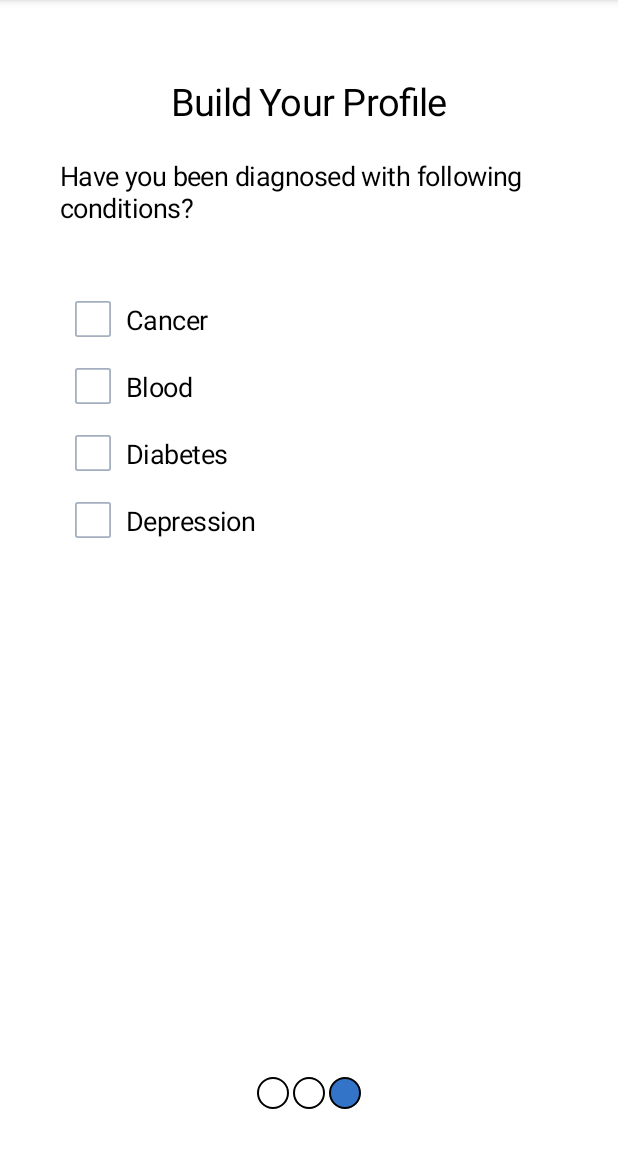
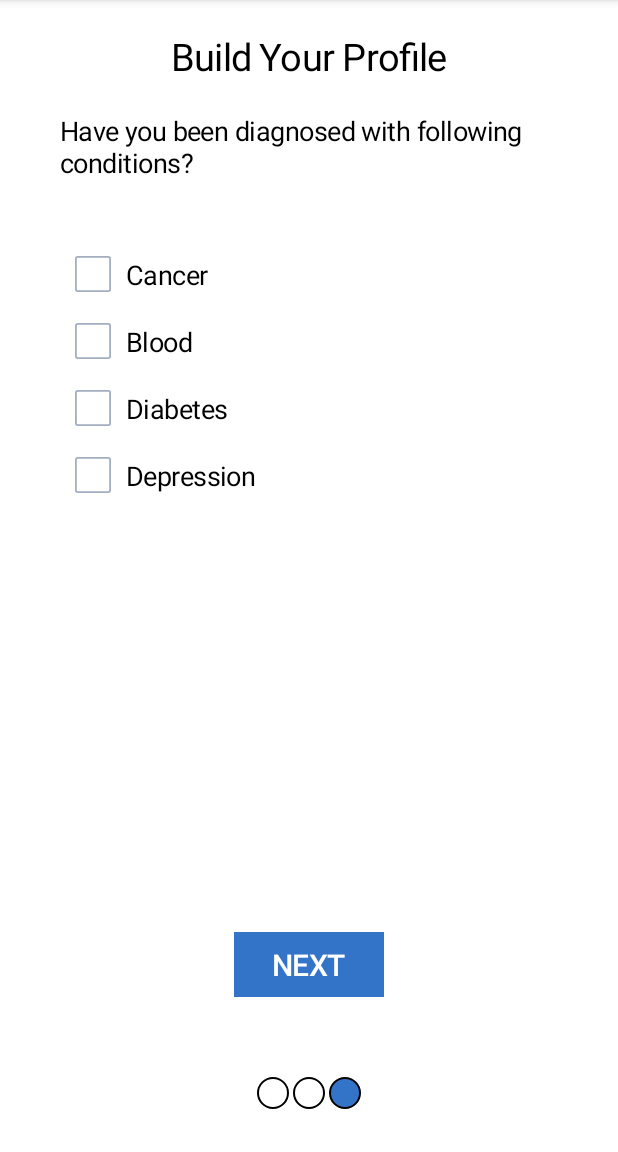
Before and after one commit to kotibabug/medidata-gch, an Android app: the BuildProfileFragment screen opened directly, with no data from a screen before it, item 3 of the bottom bar chosen, on a phone screen of 412 x 824 dp, the part 84-1236 px from its top. Run offline under Robolectric (Android 15) with nearby library versions, the phone set to English and light mode, and no system bars.

Commit message:
fixed next button align

```diff
--- a/app/src/main/res/layout/fragment_build_profile.xml
+++ b/app/src/main/res/layout/fragment_build_profile.xml
@@ -13,7 +13,7 @@
             android:layout_height="wrap_content"
             android:text="Build Your Profile"
             style="@style/Header"
-            android:layout_marginTop="50dp"
+            android:layout_marginTop="20dp"
             app:layout_constraintStart_toStartOf="parent"
             app:layout_constraintEnd_toEndOf="parent"
             app:layout_constraintTop_toTopOf="parent" />
--- a/app/src/main/res/layout/fragment_conditions.xml
+++ b/app/src/main/res/layout/fragment_conditions.xml
@@ -13,7 +13,7 @@
             android:layout_height="wrap_content"
             android:text="Build Your Profile"
             style="@style/Header"
-            android:layout_marginTop="50dp"
+            android:layout_marginTop="20dp"
             app:layout_constraintStart_toStartOf="parent"
             app:layout_constraintEnd_toEndOf="parent"
             app:layout_constraintTop_toTopOf="parent" />
@@ -120,4 +120,17 @@
 
     </LinearLayout>
 
+    <TextView
+            android:id="@+id/btn_next"
+            android:layout_width="wrap_content"
+            android:layout_height="wrap_content"
+            style="@style/LoginButton"
+            android:text="Next"
+            android:paddingStart="25dp"
+            android:paddingEnd="25dp"
+            android:layout_marginBottom="40dp"
+            app:layout_constraintStart_toStartOf="parent"
+            app:layout_constraintEnd_toEndOf="parent"
+            app:layout_constraintBottom_toBottomOf="parent" />
+
 </android.support.constraint.ConstraintLayout>
```
Also changed, not shown: app/src/main/res/layout/fragment_medical_history.xml (+2 -11 lines).
